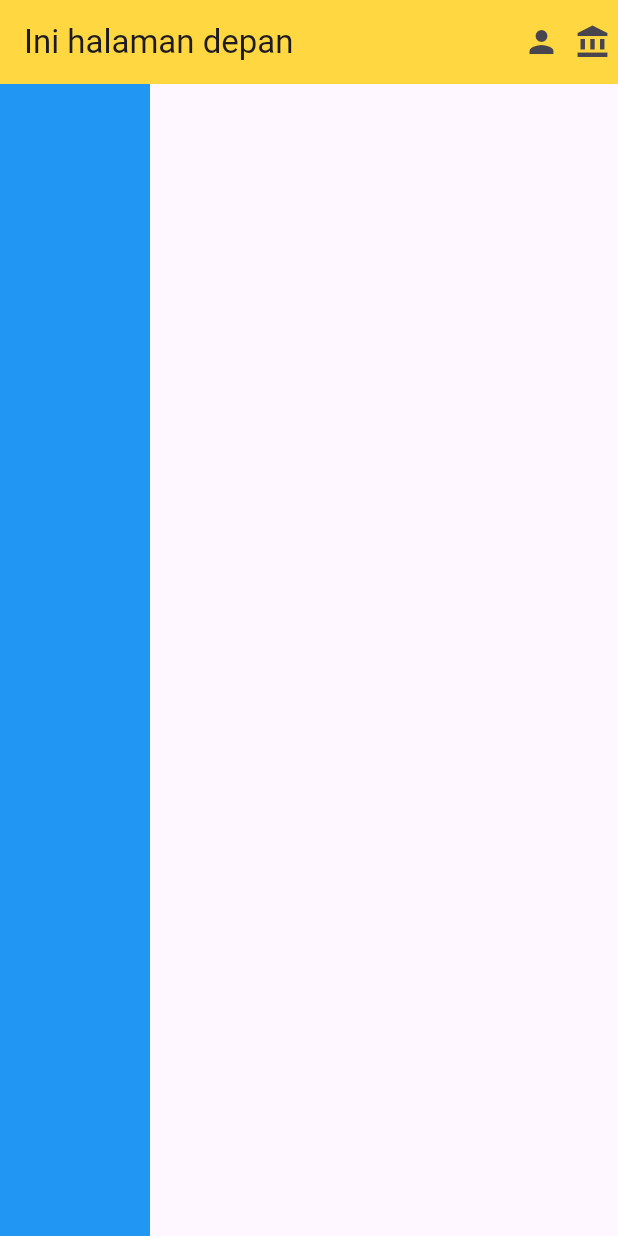
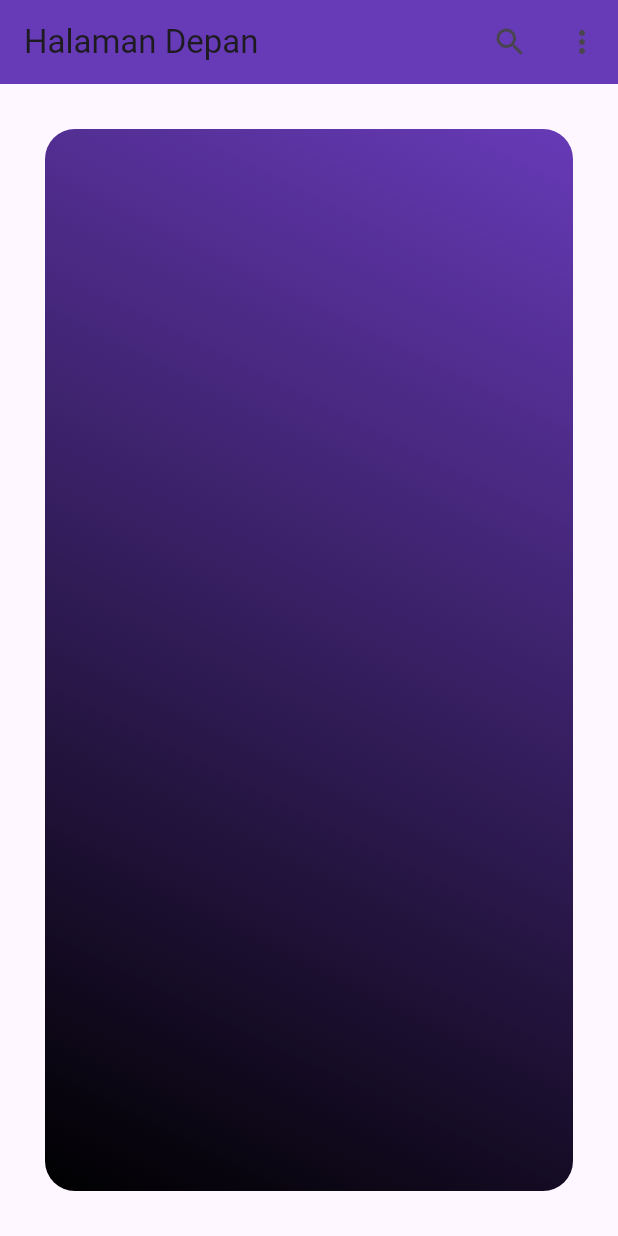
Before and after one commit to muhamadfarhannabawi/tgl_24, a Flutter app: the screen it shows after launch, on a phone screen of 412 x 824 dp. Run offline on Flutter 3.47's test engine with Material 3 defaults, Android fonts, the phone set to English and light mode, and no system bars.

Commit message:
update code file

```diff
--- a/lib/main.dart
+++ b/lib/main.dart
@@ -1,16 +1,18 @@
+//Todo
 import 'package:flutter/material.dart';
+import 'package:flutter/services.dart';
 
 void main() {
-  runApp(Myapp());
+  runApp(MyApp());
 }
 
-class Myapp extends StatelessWidget {
-  const Myapp({super.key});
+class MyApp extends StatelessWidget {
+  const MyApp({super.key});
 
   @override
   Widget build(BuildContext context) {
     return MaterialApp(
-      title: "Latihan container",
+      title: 'Latihan Container',
       debugShowCheckedModeBanner: false,
       home: Halaman(),
     );
@@ -24,21 +26,43 @@ class Halaman extends StatelessWidget {
   Widget build(BuildContext context) {
     return Scaffold(
       appBar: AppBar(
-        backgroundColor: Colors.amberAccent,
-        title: Text("Ini halaman depan"),
-
+        backgroundColor: Colors.deepPurple,
+        surfaceTintColor: Colors.blue,
+        title: const Text('Halaman Depan'),
+        shadowColor: Colors.black,
         actions: [
-          Icon(Icons.person),
-          SizedBox(width: 10),
-          Icon(Icons.account_balance),
-          SizedBox(width: 5),
+          IconButton(
+            onPressed: () {
+              // Aksi ketika ikon pencarian ditekan
+              print('Pencarian ditekan');
+            },
+            icon: const Icon(Icons.search),
+          ),
+          IconButton(
+            onPressed: () {
+              // Aksi ketika ikon lebih banyak ditekan
+              print('Lebih banyak ditekan');
+            },
+            icon: const Icon(Icons.more_vert),
+          ),
         ],
       ),
       body: Container(
-        width: 100,
-        height: double.infinity,
-        color: Colors.blue,
-        alignment: Alignment.topCenter,
+        // color: Colors.lightBlueAccent,
+        alignment: Alignment.center,
+        // width: 200,
+        // height: 200,
+        // child: Row(children: [Text("text")]),
+        margin: EdgeInsets.lerp(EdgeInsets.all(20), EdgeInsets.all(40), 0.5),
+        decoration: BoxDecoration(
+          borderRadius: BorderRadius.circular(20),
+          color: Colors.lightBlueAccent,
+          gradient: LinearGradient(
+            colors: [Colors.deepPurple, Colors.black],
+            begin: Alignment.topRight,
+            end: Alignment.bottomLeft,
+          ),
+        ),
       ),
     );
   }
```
